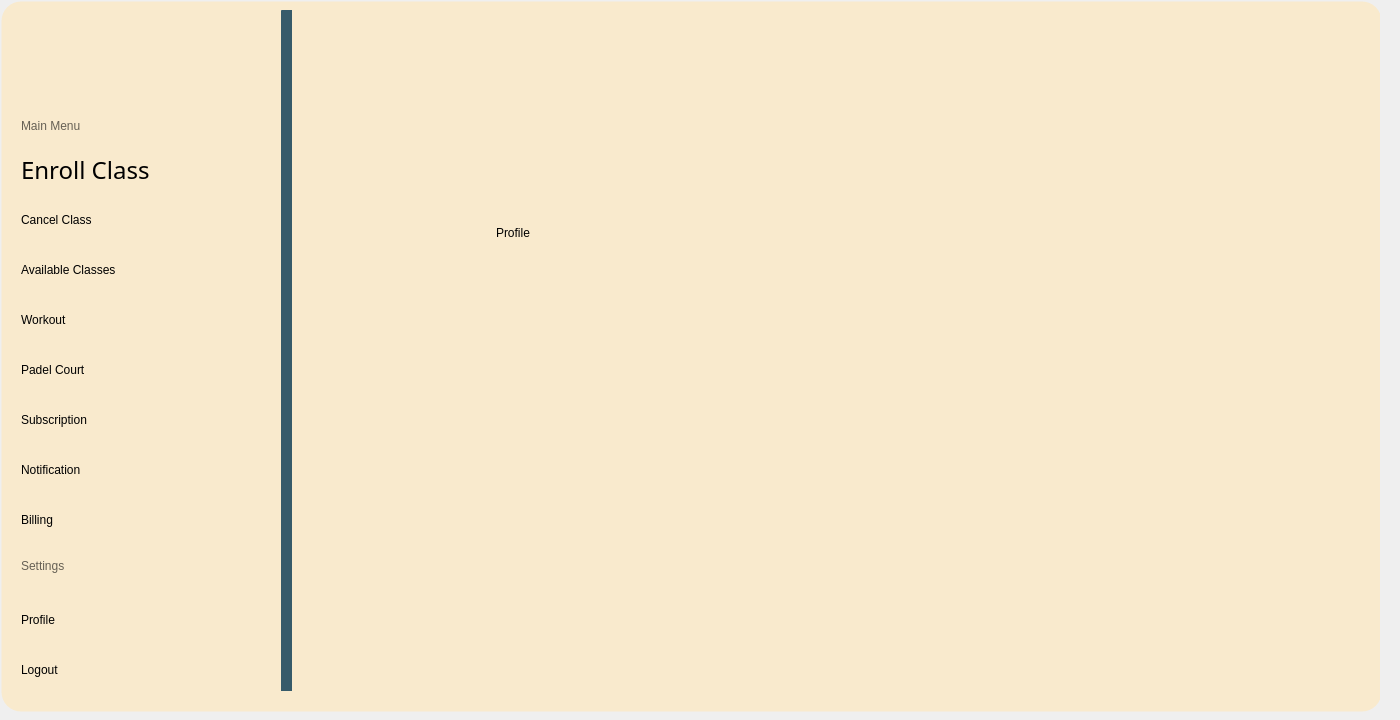
This is mainwindow.ui in YousefElbooz/FullGymProject as Qt 5 draws it before an edit. The edited form follows.
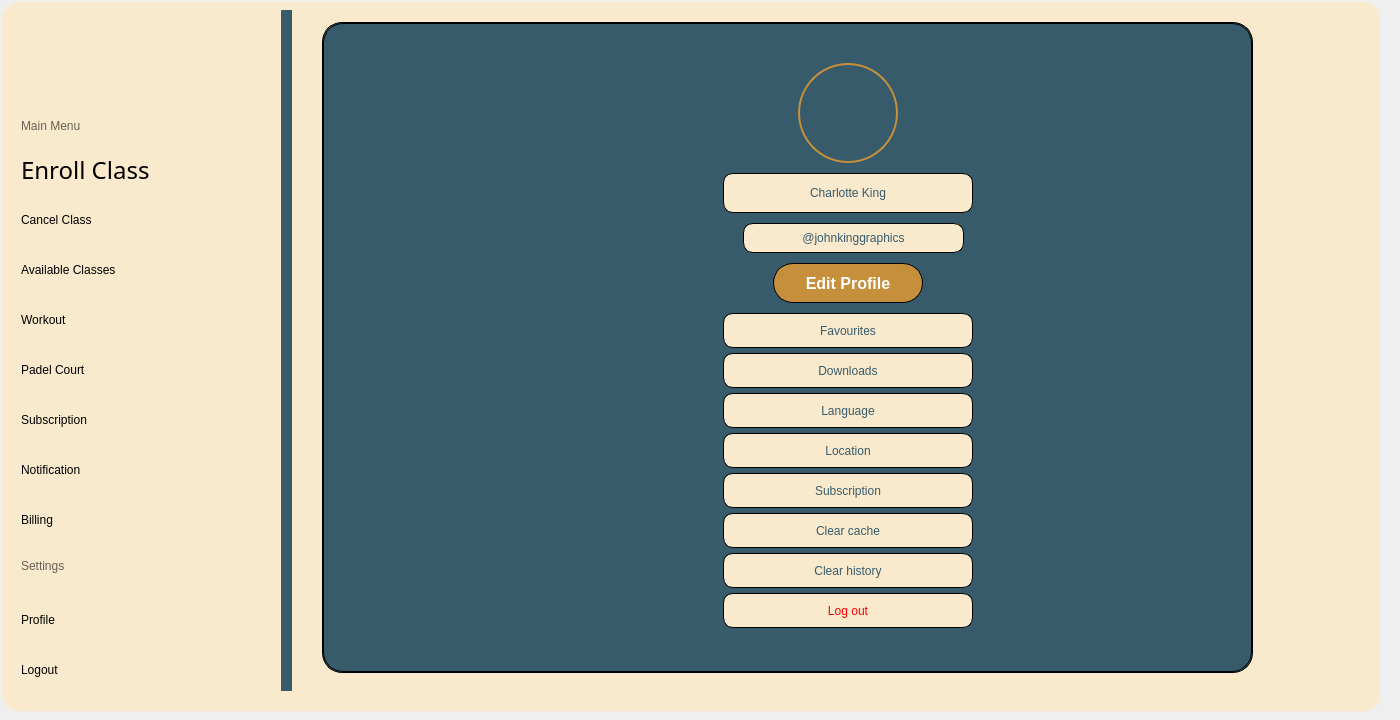
This is the edited form. The open tabs and pages were chosen to show the change. Icons and pictures are not drawn.

Commit message: make the profile page

What changed in the file:
```diff
--- a/mainwindow.ui
+++ b/mainwindow.ui
@@ -3807,7 +3807,7 @@
         <rect>
          <x>300</x>
          <y>10</y>
-         <width>1041</width>
+         <width>981</width>
          <height>691</height>
         </rect>
        </property>
@@ -5001,25 +5001,525 @@
           <rect>
            <x>-10</x>
            <y>0</y>
-           <width>1051</width>
+           <width>981</width>
            <height>691</height>
           </rect>
          </property>
-         <widget class="QLabel" name="label_231">
+         <widget class="QStackedWidget" name="stackedWidgetProfile">
           <property name="geometry">
            <rect>
-            <x>200</x>
-            <y>170</y>
-            <width>291</width>
-            <height>101</height>
+            <x>30</x>
+            <y>10</y>
+            <width>931</width>
+            <height>651</height>
            </rect>
           </property>
           <property name="styleSheet">
-           <string notr="true">color: rgb(0, 0, 0);</string>
+           <string notr="true">background-color: rgb(55, 91, 106);
+border:1px solid;
+border-radius:20px;</string>
           </property>
-          <property name="text">
-           <string>Profile</string>
+          <property name="currentIndex">
+           <number>1</number>
           </property>
+          <widget class="QWidget" name="profileViewPage">
+           <widget class="QLabel" name="labelProfilePic">
+            <property name="geometry">
+             <rect>
+              <x>475</x>
+              <y>40</y>
+              <width>100</width>
+              <height>100</height>
+             </rect>
+            </property>
+            <property name="styleSheet">
+             <string notr="true">border-radius:50px; border:2px solid #c68f3b;</string>
+            </property>
+            <property name="alignment">
+             <set>Qt::AlignmentFlag::AlignCenter</set>
+            </property>
+           </widget>
+           <widget class="QLabel" name="labelName">
+            <property name="geometry">
+             <rect>
+              <x>400</x>
+              <y>150</y>
+              <width>250</width>
+              <height>40</height>
+             </rect>
+            </property>
+            <property name="styleSheet">
+             <string notr="true">QLabel {
+    background-color: rgb(249, 234, 205);
+    color: rgb(55, 91, 106);
+    border-radius: 10px;
+    font: bold 12pt &quot;Yeasty Flavors&quot;;
+}</string>
+            </property>
+            <property name="text">
+             <string>Charlotte King</string>
+            </property>
+            <property name="alignment">
+             <set>Qt::AlignmentFlag::AlignCenter</set>
+            </property>
+           </widget>
+           <widget class="QLabel" name="labelUsername">
+            <property name="geometry">
+             <rect>
+              <x>420</x>
+              <y>200</y>
+              <width>221</width>
+              <height>30</height>
+             </rect>
+            </property>
+            <property name="styleSheet">
+             <string notr="true">QLabel {
+    background-color: rgb(249, 234, 205);
+    color: rgb(55, 91, 106);
+    border-radius: 10px;
+    font: bold 12pt &quot;Yeasty Flavors&quot;;
+}</string>
+            </property>
+            <property name="text">
+             <string>@johnkinggraphics</string>
+            </property>
+            <property name="alignment">
+             <set>Qt::AlignmentFlag::AlignCenter</set>
+            </property>
+           </widget>
+           <widget class="QPushButton" name="btnEditProfile">
+            <property name="geometry">
+             <rect>
+              <x>450</x>
+              <y>240</y>
+              <width>150</width>
+              <height>40</height>
+             </rect>
+            </property>
+            <property name="styleSheet">
+             <string notr="true">background-color:#c68f3b; color:white; border-radius:20px; font: 12pt; font-weight:bold;</string>
+            </property>
+            <property name="text">
+             <string>Edit Profile</string>
+            </property>
+           </widget>
+           <widget class="QPushButton" name="btnFavourites">
+            <property name="geometry">
+             <rect>
+              <x>400</x>
+              <y>290</y>
+              <width>250</width>
+              <height>35</height>
+             </rect>
+            </property>
+            <property name="styleSheet">
+             <string notr="true">QPushButton {
+    background-color: rgb(249, 234, 205);
+    color: rgb(55, 91, 106);
+    border-radius: 10px;
+    font: bold 12pt &quot;Yeasty Flavors&quot;;
+}
+QPushButton:hover {
+    background-color: rgb(198, 143, 59);
+    color: white;
+}</string>
+            </property>
+            <property name="text">
+             <string>Favourites</string>
+            </property>
+           </widget>
+           <widget class="QPushButton" name="btnDownloads">
+            <property name="geometry">
+             <rect>
+              <x>400</x>
+              <y>330</y>
+              <width>250</width>
+              <height>35</height>
+             </rect>
+            </property>
+            <property name="styleSheet">
+             <string notr="true">QPushButton {
+    background-color: rgb(249, 234, 205);
+    color: rgb(55, 91, 106);
+    border-radius: 10px;
+    font: bold 12pt &quot;Yeasty Flavors&quot;;
+}
+QPushButton:hover {
+    background-color: rgb(198, 143, 59);
+    color: white;
+}</string>
+            </property>
+            <property name="text">
+             <string>Downloads</string>
+            </property>
+           </widget>
+           <widget class="QPushButton" name="btnLanguage">
+            <property name="geometry">
+             <rect>
+              <x>400</x>
+              <y>370</y>
+              <width>250</width>
+              <height>35</height>
+             </rect>
+            </property>
+            <property name="styleSheet">
+             <string notr="true">QPushButton {
+    background-color: rgb(249, 234, 205);
+    color: rgb(55, 91, 106);
+    border-radius: 10px;
+    font: bold 12pt &quot;Yeasty Flavors&quot;;
+}
+QPushButton:hover {
+    background-color: rgb(198, 143, 59);
+    color: white;
+}</string>
+            </property>
+            <property name="text">
+             <string>Language</string>
+            </property>
+           </widget>
+           <widget class="QPushButton" name="btnLocation">
+            <property name="geometry">
+             <rect>
+              <x>400</x>
+              <y>410</y>
+              <width>250</width>
+              <height>35</height>
+             </rect>
+            </property>
+            <property name="styleSheet">
+             <string notr="true">QPushButton {
+    background-color: rgb(249, 234, 205);
+    color: rgb(55, 91, 106);
+    border-radius: 10px;
+    font: bold 12pt &quot;Yeasty Flavors&quot;;
+}
+QPushButton:hover {
+    background-color: rgb(198, 143, 59);
+    color: white;
+}</string>
+            </property>
+            <property name="text">
+             <string>Location</string>
+            </property>
+           </widget>
+           <widget class="QPushButton" name="btnSubscription">
+            <property name="geometry">
+             <rect>
+              <x>400</x>
+              <y>450</y>
+              <width>250</width>
+              <height>35</height>
+             </rect>
+            </property>
+            <property name="styleSheet">
+             <string notr="true">QPushButton {
+    background-color: rgb(249, 234, 205);
+    color: rgb(55, 91, 106);
+    border-radius: 10px;
+    font: bold 12pt &quot;Yeasty Flavors&quot;;
+}
+QPushButton:hover {
+    background-color: rgb(198, 143, 59);
+    color: white;
+}</string>
+            </property>
+            <property name="text">
+             <string>Subscription</string>
+            </property>
+           </widget>
+           <widget class="QPushButton" name="btnClearCache">
+            <property name="geometry">
+             <rect>
+              <x>400</x>
+              <y>490</y>
+              <width>250</width>
+              <height>35</height>
+             </rect>
+            </property>
+            <property name="styleSheet">
+             <string notr="true">QPushButton {
+    background-color: rgb(249, 234, 205);
+    color: rgb(55, 91, 106);
+    border-radius: 10px;
+    font: bold 12pt &quot;Yeasty Flavors&quot;;
+}
+QPushButton:hover {
+    background-color: rgb(198, 143, 59);
+    color: white;
+}</string>
+            </property>
+            <property name="text">
+             <string>Clear cache</string>
+            </property>
+           </widget>
+           <widget class="QPushButton" name="btnClearHistory">
+            <property name="geometry">
+             <rect>
+              <x>400</x>
+              <y>530</y>
+              <width>250</width>
+              <height>35</height>
+             </rect>
+            </property>
+            <property name="styleSheet">
+             <string notr="true">QPushButton {
+    background-color: rgb(249, 234, 205);
+    color: rgb(55, 91, 106);
+    border-radius: 10px;
+    font: bold 12pt &quot;Yeasty Flavors&quot;;
+}
+QPushButton:hover {
+    background-color: rgb(198, 143, 59);
+    color: white;
+}</string>
+            </property>
+            <property name="text">
+             <string>Clear history</string>
+            </property>
+           </widget>
+           <widget class="QPushButton" name="btnLogout">
+            <property name="geometry">
+             <rect>
+              <x>400</x>
+              <y>570</y>
+              <width>250</width>
+              <height>35</height>
+             </rect>
+            </property>
+            <property name="styleSheet">
+             <string notr="true">QPushButton {
+    background-color: rgb(249, 234, 205);
+    color: rgb(255, 0, 0);
+    border-radius: 10px;
+    font: bold 12pt &quot;Yeasty Flavors&quot;;
+}
+QPushButton:hover {
+    background-color: rgb(198, 143, 59);
+    color: white;
+}</string>
+            </property>
+            <property name="text">
+             <string>Log out</string>
+            </property>
+           </widget>
+          </widget>
+          <widget class="QWidget" name="editProfilePage">
+           <widget class="QLabel" name="labelEditProfilePic">
+            <property name="geometry">
+             <rect>
+              <x>475</x>
+              <y>40</y>
+              <width>100</width>
+              <height>100</height>
+             </rect>
+            </property>
+            <property name="styleSheet">
+             <string notr="true">border-radius:50px; border:2px solid #c68f3b;</string>
+            </property>
+            <property name="alignment">
+             <set>Qt::AlignmentFlag::AlignCenter</set>
+            </property>
+           </widget>
+           <widget class="QLineEdit" name="editName">
+            <property name="geometry">
+             <rect>
+              <x>400</x>
+              <y>160</y>
+              <width>250</width>
+              <height>35</height>
+             </rect>
+            </property>
+            <property name="styleSheet">
+             <string notr="true">QLineEdit {
+    background-color: rgb(249, 234, 205);
+    color: rgb(55, 91, 106);
+    border-radius: 10px;
+    font: bold 12pt &quot;Yeasty Flavors&quot;;
+}
+QLineEdit:hover {
+    background-color: rgb(198, 143, 59);
+    color: white;
+}</string>
+            </property>
+            <property name="placeholderText">
+             <string>Name</string>
+            </property>
+           </widget>
+           <widget class="QLineEdit" name="editEmail">
+            <property name="geometry">
+             <rect>
+              <x>400</x>
+              <y>210</y>
+              <width>250</width>
+              <height>35</height>
+             </rect>
+            </property>
+            <property name="styleSheet">
+             <string notr="true">QLineEdit {
+    background-color: rgb(249, 234, 205);
+    color: rgb(55, 91, 106);
+    border-radius: 10px;
+    font: bold 12pt &quot;Yeasty Flavors&quot;;
+}
+QLineEdit:hover {
+    background-color: rgb(198, 143, 59);
+    color: white;
+}</string>
+            </property>
+            <property name="placeholderText">
+             <string>Email address</string>
+            </property>
+           </widget>
+           <widget class="QLineEdit" name="editUsername">
+            <property name="geometry">
+             <rect>
+              <x>400</x>
+              <y>260</y>
+              <width>250</width>
+              <height>35</height>
+             </rect>
+            </property>
+            <property name="styleSheet">
+             <string notr="true">QLineEdit {
+    background-color: rgb(249, 234, 205);
+    color: rgb(55, 91, 106);
+    border-radius: 10px;
+    font: bold 12pt &quot;Yeasty Flavors&quot;;
+}
+QLineEdit:hover {
+    background-color: rgb(198, 143, 59);
+    color: white;
+}</string>
+            </property>
+            <property name="placeholderText">
+             <string>User name</string>
+            </property>
+           </widget>
+           <widget class="QLineEdit" name="editPassword">
+            <property name="geometry">
+             <rect>
+              <x>400</x>
+              <y>310</y>
+              <width>210</width>
+              <height>35</height>
+             </rect>
+            </property>
+            <property name="styleSheet">
+             <string notr="true">QLineEdit {
+    background-color: rgb(249, 234, 205);
+    color: rgb(55, 91, 106);
+    border-radius: 10px;
+    font: bold 12pt &quot;Yeasty Flavors&quot;;
+}
+QLineEdit:hover {
+    background-color: rgb(198, 143, 59);
+    color: white;
+}</string>
+            </property>
+            <property name="echoMode">
+             <enum>QLineEdit::EchoMode::Password</enum>
+            </property>
+            <property name="placeholderText">
+             <string>Password</string>
+            </property>
+           </widget>
+           <widget class="QToolButton" name="btnTogglePassword">
+            <property name="geometry">
+             <rect>
+              <x>620</x>
+              <y>310</y>
+              <width>30</width>
+              <height>35</height>
+             </rect>
+            </property>
+            <property name="text">
+             <string>👁</string>
+            </property>
+           </widget>
+           <widget class="QLineEdit" name="editPhone">
+            <property name="geometry">
+             <rect>
+              <x>400</x>
+              <y>360</y>
+              <width>250</width>
+              <height>35</height>
+             </rect>
+            </property>
+            <property name="styleSheet">
+             <string notr="true">QLineEdit {
+    background-color: rgb(249, 234, 205);
+    color: rgb(55, 91, 106);
+    border-radius: 10px;
+    font: bold 12pt &quot;Yeasty Flavors&quot;;
+}
+QLineEdit:hover {
+    background-color: rgb(198, 143, 59);
+    color: white;
+}</string>
+            </property>
+            <property name="placeholderText">
+             <string>Phone number</string>
+            </property>
+           </widget>
+           <widget class="QPushButton" name="btnSaveProfile">
+            <property name="geometry">
+             <rect>
+              <x>400</x>
+              <y>420</y>
+              <width>120</width>
+              <height>40</height>
+             </rect>
+            </property>
+            <property name="styleSheet">
+             <string notr="true">background-color:#c68f3b; color:white; border-radius:20px; font: 12pt; font-weight:bold;</string>
+            </property>
+            <property name="text">
+             <string>Save</string>
+            </property>
+           </widget>
+           <widget class="QPushButton" name="btnCancelEdit">
+            <property name="geometry">
+             <rect>
+              <x>530</x>
+              <y>420</y>
+              <width>120</width>
+              <height>40</height>
+             </rect>
+            </property>
+            <property name="styleSheet">
+             <string notr="true">QPushButton {
+    background-color: rgb(249, 234, 205);
+    color: rgb(55, 91, 106);
+    border-radius: 10px;
+    font: bold 12pt &quot;Yeasty Flavors&quot;;
+}
+QPushButton:hover {
+    background-color: rgb(198, 143, 59);
+    color: white;
+}</string>
+            </property>
+            <property name="text">
+             <string>Cancel</string>
+            </property>
+           </widget>
+           <widget class="QPushButton" name="btnChangeProfilePic">
+            <property name="geometry">
+             <rect>
+              <x>475</x>
+              <y>150</y>
+              <width>100</width>
+              <height>30</height>
+             </rect>
+            </property>
+            <property name="styleSheet">
+             <string notr="true">background-color:#c68f3b; color:white; border-radius:10px; font: 10pt; font-weight:bold;</string>
+            </property>
+            <property name="text">
+             <string>Change Picture</string>
+            </property>
+           </widget>
+          </widget>
          </widget>
         </widget>
        </widget>
```
The commit also changes 7 other files.
